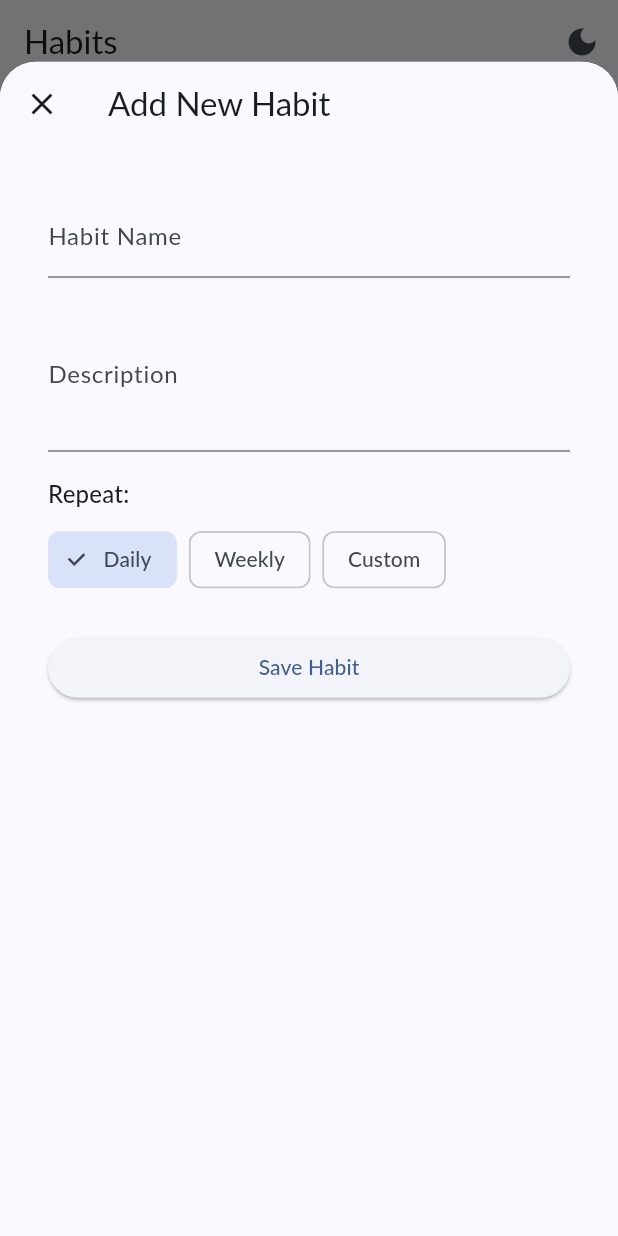
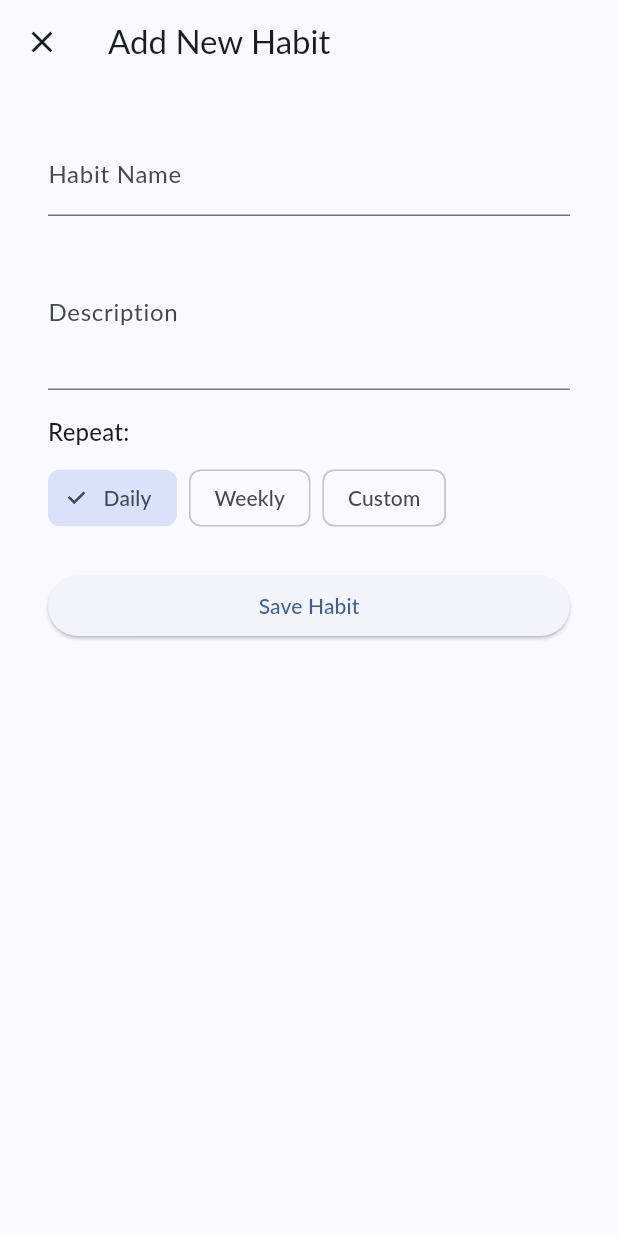
Before and after one commit to Mhd-Az100/habit_tracker, a Flutter app: the screen it shows after launch, after a tap on the "add" icon, on a phone screen of 412 x 824 dp. Run offline on Flutter 3.47's test engine with Material 3 defaults, Android fonts, the phone set to English and light mode, and no system bars; drawn by our look-alikes of easy_date_timeline; our stand-ins replace flutter_bloc, freezed_annotation, get_it, hive, injectable, table_calendar; accounts and stored records are empty; Roboto replaces fonts that are missing (Lato).

Commit message:
fix shared bottom sheet

```diff
--- a/lib/core/helpers/custom_show_bottom_sheet.dart
+++ b/lib/core/helpers/custom_show_bottom_sheet.dart
@@ -8,6 +8,7 @@ void customShowBottomSheet(BuildContext context, Widget child) {
     enableDrag: false,
     useSafeArea: true,
     backgroundColor: Theme.of(context).colorScheme.surface,
+    barrierColor: Theme.of(context).colorScheme.surface,
     clipBehavior: Clip.antiAlias,
     shape: const RoundedRectangleBorder(
       borderRadius: BorderRadius.vertical(
--- a/lib/core/widgets/full_page_bottom_sheet.dart
+++ b/lib/core/widgets/full_page_bottom_sheet.dart
@@ -15,7 +15,7 @@ class FullPageBottomSheet extends StatelessWidget {
   @override
   Widget build(BuildContext context) {
     return Container(
-      height: MediaQuery.of(context).size.height * 0.95,
+      height: MediaQuery.of(context).size.height,
       decoration: BoxDecoration(
         color: Theme.of(context).colorScheme.surface,
         borderRadius: BorderRadius.vertical(top: Radius.circular(24)),
```
